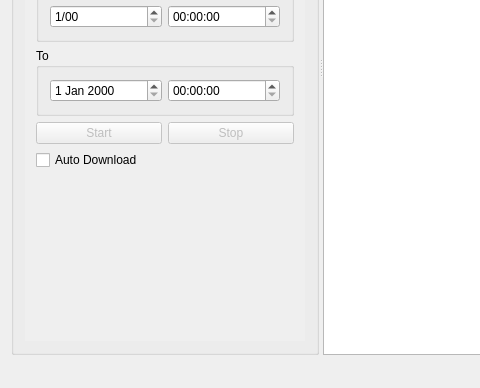
Above: dataimporter2/mainwindow.ui from ProDataLab/dataimporter2 before the change; both pictures show x 0 to 480 and y 249 to 637 of the 679 by 637 pixel window. Below: the same form after it.
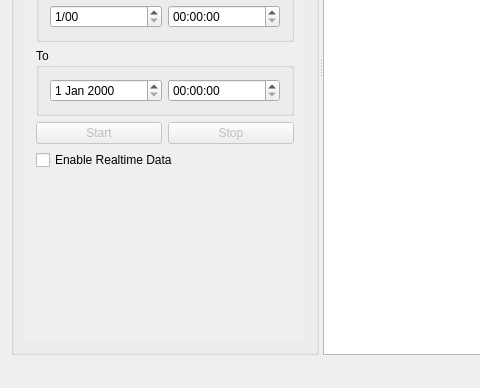
That is the form after the change.

The edit to the form file:
```diff
--- a/dataimporter2/mainwindow.ui
+++ b/dataimporter2/mainwindow.ui
@@ -340,7 +340,7 @@
             <rect>
              <x>0</x>
              <y>0</y>
-             <width>355</width>
+             <width>299</width>
              <height>431</height>
             </rect>
            </property>
@@ -547,7 +547,7 @@
                <bool>true</bool>
               </property>
               <property name="text">
-               <string>Auto Download</string>
+               <string>Enable Realtime Data</string>
               </property>
               <property name="checked">
                <bool>false</bool>
```
Left out of the diff: 6 changed lines with no effect on the pictures.
